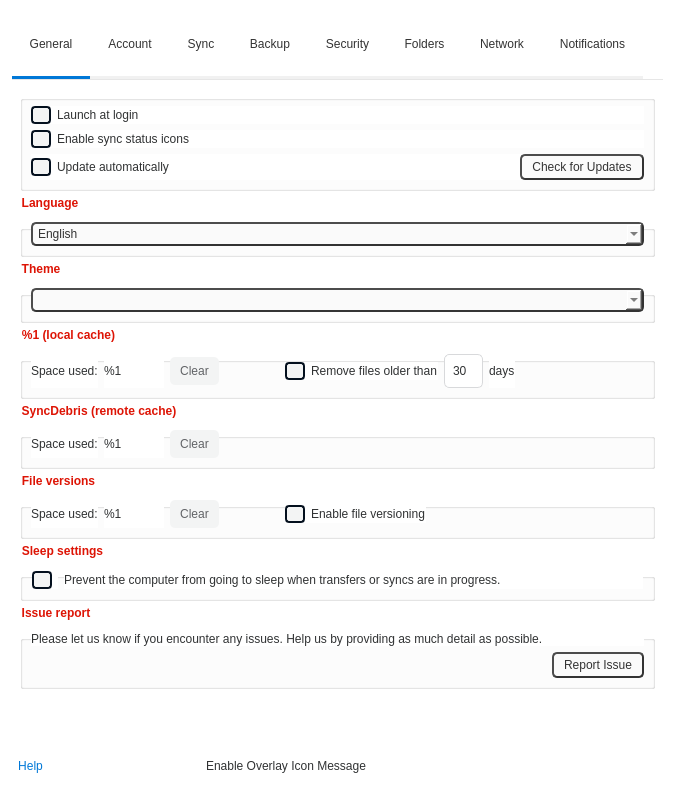
Above: src/MEGASync/gui/linux/SettingsDialog.ui from meganz/MEGAsync before the change. Below: the same form after it.
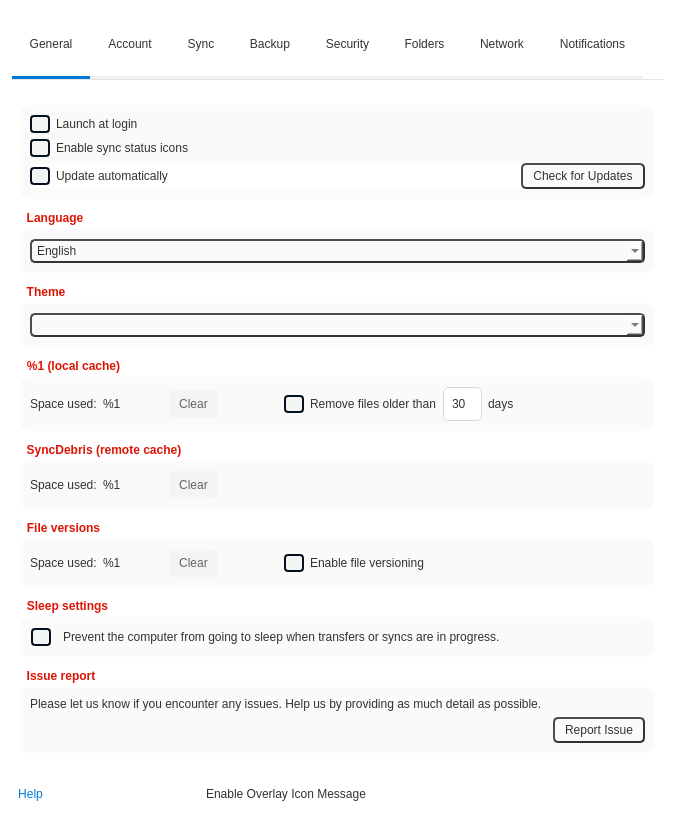
That is the form after the change. Icons and pictures are not drawn. Custom widgets are drawn as their Qt base class.

Commit message: SNC-4541 : Fixed checkbox & added margins on groupbox.

```diff
--- a/src/MEGASync/gui/linux/SettingsDialog.ui
+++ b/src/MEGASync/gui/linux/SettingsDialog.ui
@@ -24,10 +24,18 @@
 color: #303233; /*colorToken.text-primary*/
 }
 
+QLabel
+{
+background-color: transparent;
+}
+
 QGroupBox
 {
 font-weight: bold;
-margin-top: 15px;
+margin-top: 25px;
+background-color: #fafafa; /*colorToken.surface-1*/
+border: 0px solid gray;
+border-radius: 10px;
 }
 
 QGroupBox::title
@@ -35,7 +43,12 @@
 color: #DD1405; /*colorToken.button-brand*/
 subcontrol-origin: margin;
 subcontrol-position: top left;
-padding: 0 15 0 0px;
+padding: 7 0 0 5px;
+}
+
+QCheckBox
+{
+background-color: transparent;
 }
 
 QCheckBox::indicator
@@ -48,7 +61,7 @@
 {
 padding: 2px;
 border-style: solid;
-border-color: #04101E;
+border-color: #04101E; /*colorToken.button-primary*/
 border-width: 2px;
 border-radius: 4px;
 background-color: #04101E; /*colorToken.button-primary*/
@@ -61,7 +74,7 @@
 {
 padding: 2px;
 border-style: solid;
-border-color: #04101E;
+border-color: #04101E;  /*colorToken.button-primary*/
 border-width: 2px;
 border-radius: 4px;
 background-color: #f3f4f4;
```
